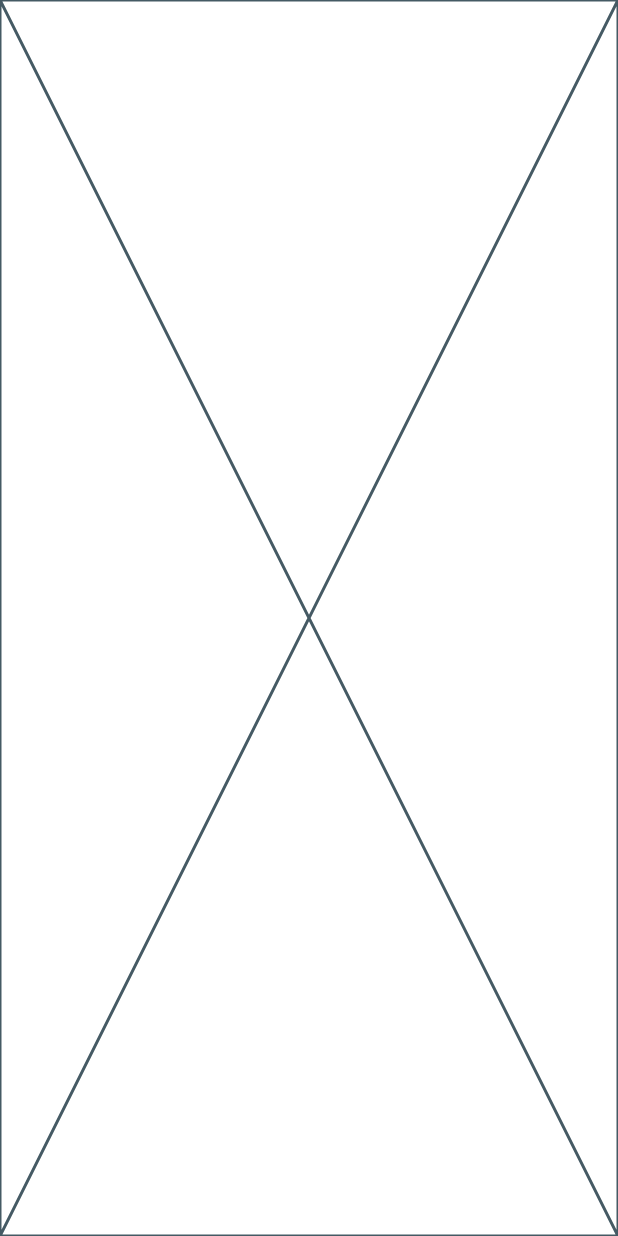
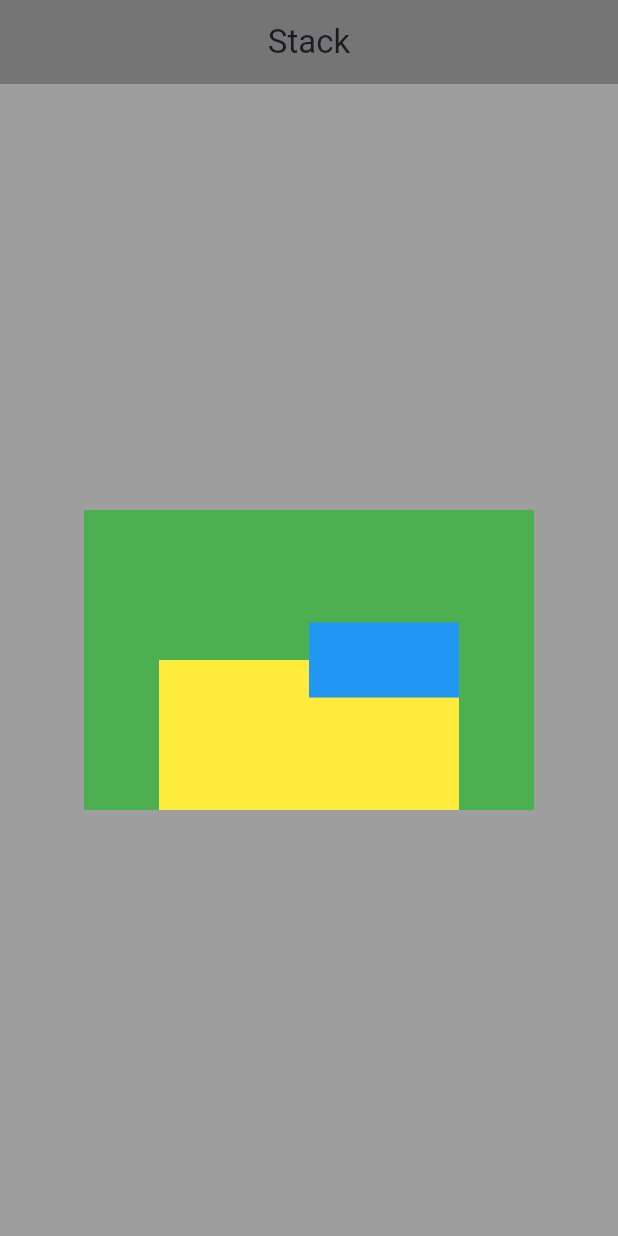
Before and after one commit to Sainathhiwale/flutter_bootcomp, a Flutter app: the screen it shows after launch, on a phone screen of 412 x 824 dp. Run offline on Flutter 3.47's test engine with Material 3 defaults, Android fonts, the phone set to English and light mode, and no system bars; our stand-ins replace fluttertoast, font_awesome_flutter.

Commit message:
created stack widget with Positioned widget to change the stack position

```diff
--- a/lib/screen/StackWidgetHome.dart
+++ b/lib/screen/StackWidgetHome.dart
@@ -5,6 +5,41 @@ class StackWidgetHome extends StatelessWidget {
 
   @override
   Widget build(BuildContext context) {
-    return const Placeholder();
+    return Scaffold(
+      appBar: AppBar(
+           title: Text("Stack"),
+           centerTitle: true,
+        backgroundColor: Colors.black26,
+      ),
+      backgroundColor: Colors.grey,
+      body: Center(
+        child: Stack(
+         alignment: Alignment.center,
+          children: [
+            Container(
+              width: 300,
+              height: 200,
+              color: Colors.green,
+            ),
+            Positioned(
+              bottom: 0,
+              child: Container(
+                width: 200,
+                height: 100,
+                color: Colors.yellow,
+              ),
+            ),
+            Positioned(
+              right: 50,
+              child: Container(
+                width: 100,
+                height: 50,
+                color: Colors.blue,
+              ),
+            ),
+          ],
+        ),
+      )
+    );
   }
 }
```
